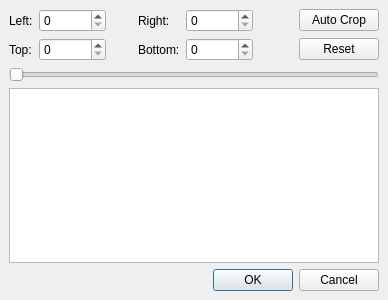
The window that avidemux_plugins/ADM_videoFilters6/crop/qt4/crop.ui (mean00/avidemux2) describes before a commit, drawn with Qt 5.
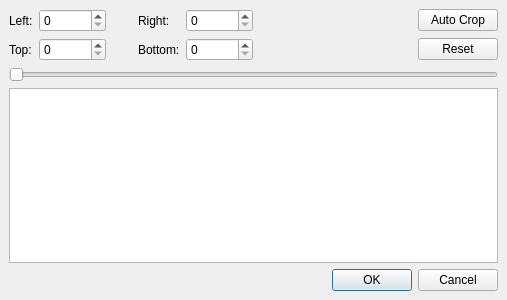
The same window after the commit.

Commit message: [flyDialog] spread more

The edit to the form file:
```diff
--- a/avidemux_plugins/ADM_videoFilters6/crop/qt4/crop.ui
+++ b/avidemux_plugins/ADM_videoFilters6/crop/qt4/crop.ui
@@ -1,30 +1,48 @@
 <ui version="4.0" >
  <class>cropDialog</class>
- <widget class="QDialog" name="cropDialog" >
-  <property name="geometry" >
+ <widget class="QDialog" name="cropDialog">
+  <property name="geometry">
    <rect>
     <x>0</x>
     <y>0</y>
-    <width>348</width>
+    <width>507</width>
     <height>300</height>
    </rect>
   </property>
   <property name="windowTitle" >
    <string>Crop</string>
   </property>
-  <layout class="QVBoxLayout" >
-   <property name="margin" >
-    <number>9</number>
-   </property>
-   <property name="spacing" >
+  <layout class="QVBoxLayout">
+   <property name="spacing">
     <number>6</number>
    </property>
+   <property name="leftMargin">
+    <number>9</number>
+   </property>
+   <property name="topMargin">
+    <number>9</number>
+   </property>
+   <property name="rightMargin">
+    <number>9</number>
+   </property>
+   <property name="bottomMargin">
+    <number>9</number>
+   </property>
    <item>
     <layout class="QGridLayout" >
      <property name="margin" >
       <number>0</number>
      </property>
-     <property name="spacing" >
+     <property name="topMargin">
+      <number>0</number>
+     </property>
+     <property name="rightMargin">
+      <number>0</number>
+     </property>
+     <property name="bottomMargin">
+      <number>0</number>
+     </property>
+     <property name="spacing">
       <number>6</number>
      </property>
      <item row="0" column="3" >
@@ -175,8 +193,8 @@
      <property name="orientation" >
       <enum>Qt::Horizontal</enum>
      </property>
-     <property name="standardButtons" >
-      <set>QDialogButtonBox::Cancel|QDialogButtonBox::NoButton|QDialogButtonBox::Ok</set>
+     <property name="standardButtons">
+      <set>QDialogButtonBox::Cancel|QDialogButtonBox::Ok</set>
      </property>
     </widget>
    </item>
```
Left out of the diff: 120 changed lines with no effect on the pictures. The commit also changes 3 other files.
